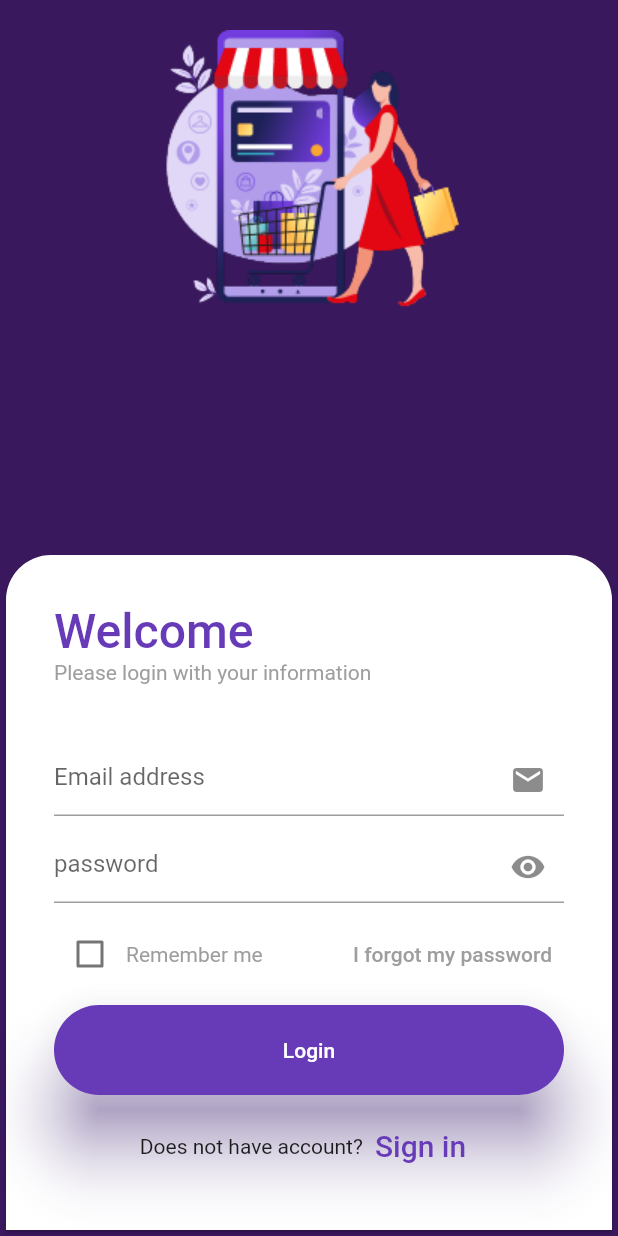
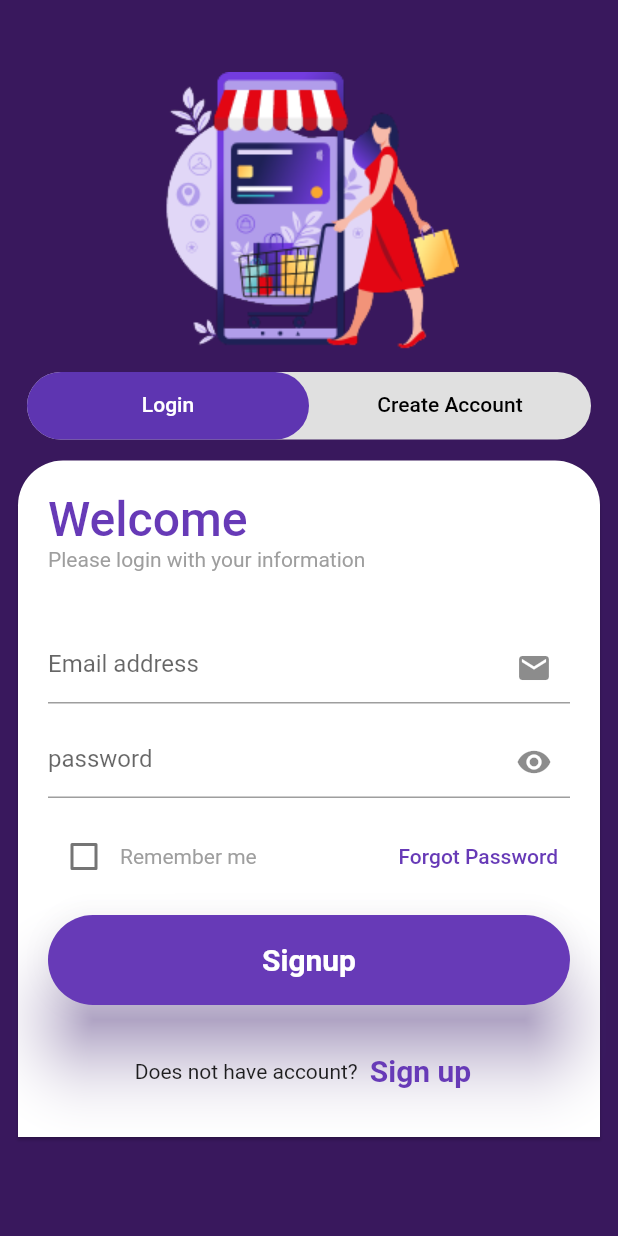
Before and after one commit to Fatma-abdelghany/ShoppingLogin, a Flutter app: the screen it shows after launch, on a phone screen of 412 x 824 dp. Run offline on Flutter 3.47's test engine with Material 2 defaults, Android fonts, the phone set to English and light mode, and no system bars.

Commit message:
initial commit Shopping App Login Shopping with Login And SignUp

```diff
--- a/lib/Screens/login.dart
+++ b/lib/Screens/login.dart
@@ -34,7 +34,7 @@ class _LoginState extends State<Login> {
         backgroundColor: Colors.transparent,
         body: Stack(
           children: [
-            Positioned(top: 20,child:buildTop(context) ),
+            Positioned(top: 70,child:buildTop(context) ),
             Positioned(bottom: 0,child: buildBottom(context))
           ],
         ),
@@ -48,8 +48,7 @@ Widget buildTop(context){
     width: MediaQuery.of(context).size.width,
     child: Column(
       children: [
-        Image.asset("assets/images/shoppingCover.png",
-          ),
+        Image.asset("assets/images/shoppingCover.png",),
         // const Text(
         //   "Let's Shopping",
         //   style: TextStyle(
--- /dev/null
+++ b/lib/Screens/loginSignUP.dart
@@ -0,0 +1,132 @@
+import 'package:flutter/material.dart';
+
+import 'package:shopping_app/widgets/myLoginForm.dart';
+import 'package:shopping_app/widgets/signupForm.dart';
+
+class LoginSignup extends StatefulWidget {
+  const LoginSignup({super.key});
+
+  @override
+  State<LoginSignup> createState() => _LoginSignupState();
+}
+
+TabController? _tabController;
+
+class _LoginSignupState extends State<LoginSignup>
+    with SingleTickerProviderStateMixin {
+  @override
+  void initState() {
+    // TODO: implement initState
+    _tabController = TabController(
+      length: 2,
+      vsync: this,
+    );
+
+    super.initState();
+  }
+
+  @override
+  Widget build(BuildContext context) {
+    return Scaffold(
+      //backgroundColor: Colors.transparent,
+      body: Container(
+        decoration: const BoxDecoration(
+          image: DecorationImage(
+            image: AssetImage("assets/images/bgColor.png"),
+            fit: BoxFit.cover,
+          ),
+        ),
+        child: Padding(
+          padding: const EdgeInsets.all(8.0),
+          child: Column(
+            // shrinkWrap: true,
+            mainAxisAlignment: MainAxisAlignment.center,
+            children: [
+              SizedBox(
+                height: 40,
+              ),
+
+              buildTopPart(context),
+              SizedBox(
+                height: 10,
+              ),
+
+              // tab bar view here
+              buildMyTabBar(),
+            ],
+          ),
+        ),
+      ),
+
+    );
+  }
+
+  Widget buildTopPart(context) {
+    return Container(
+      width: MediaQuery
+          .of(context)
+          .size
+          .width,
+      child: Column(
+        children: [
+          Image.asset(
+            "assets/images/shoppingCover.png",
+          ),
+          DesignTabs(),
+        ],
+      ),
+    );
+  }
+
+  Container DesignTabs() {
+    return Container(
+      margin: EdgeInsets.symmetric(horizontal: 10.0),
+
+      height: 45,
+      decoration: BoxDecoration(
+        color: Colors.grey[300],
+        borderRadius: BorderRadius.circular(
+          25.0,
+        ),
+      ),
+      child: TabBar(
+        controller: _tabController,
+        // give the indicator a decoration (color and border radius)
+        indicator: BoxDecoration(
+          borderRadius: BorderRadius.circular(
+            25.0,
+          ),
+          color: Colors.deepPurple[600],
+        ),
+        labelColor: Colors.white,
+        unselectedLabelColor: Colors.black,
+        tabs: [
+          // first tab [you can add an icon using the icon property]
+          Tab(
+            text: 'Login',
+          ),
+
+          // second tab [you can add an icon using the icon property]
+          Tab(
+            text: 'Create Account',
+          ),
+        ],
+      ),
+    );
+  }
+
+  Expanded buildMyTabBar() {
+    return Expanded(
+      child: TabBarView(
+        controller: _tabController,
+        children: [
+          //buildLoginForm(),
+          MyLoginForm(),
+
+          // second tab bar view widget
+          SignUpForm()
+        ],
+      ),
+    );
+  }
+}
--- a/lib/main.dart
+++ b/lib/main.dart
@@ -1,4 +1,5 @@
 import 'package:flutter/material.dart';
+import 'package:shopping_app/Screens/loginSignUP.dart';
 
 import 'Screens/login.dart';
 
@@ -20,7 +21,8 @@ class MyApp extends StatelessWidget {
         // colorScheme: ColorScheme.fromSeed(seedColor: Colors.deepPurple),
         // useMaterial3: true,
       ),
-      home: Login(),
+      //home: Login(),
+      home: LoginSignup(),
     );
   }
 }
--- a/lib/widgets/customButton.dart
+++ b/lib/widgets/customButton.dart
@@ -17,7 +17,8 @@ class CustomButton extends StatelessWidget {
         shadowColor: Theme.of(context).primaryColor,
         minimumSize: const Size.fromHeight(60),
       ),
-      child:  Text(text),
+      child:  Text(text,      style: const TextStyle(fontSize: 20,fontWeight: FontWeight.bold),
+      ),
     );
   }
 }
--- a/lib/widgets/loginForm.dart
+++ b/lib/widgets/loginForm.dart
@@ -52,8 +52,8 @@ class LoginForm extends StatelessWidget {
              const Text('Does not have account?'),
             TextButton(
               child: const Text(
-                'Sign in',
-                style: TextStyle(fontSize: 20),
+                'Sign up',
+                style: TextStyle(fontSize: 20,fontWeight: FontWeight.bold),
               ),
               onPressed: () {
                 //signup screen
--- /dev/null
+++ b/lib/widgets/myLoginForm.dart
@@ -0,0 +1,89 @@
+import 'package:flutter/material.dart';
+import 'package:shopping_app/widgets/rememberForget.dart';
+
+import 'customButton.dart';
+import 'customTextField.dart';
+import 'greyText.dart';
+class MyLoginForm extends StatefulWidget {
+  const MyLoginForm({super.key});
+
+  @override
+  State<MyLoginForm> createState() => _MyLoginFormState();
+}
+
+class _MyLoginFormState extends State<MyLoginForm> {
+  TextEditingController EmailController= TextEditingController();
+  TextEditingController PasswordController= TextEditingController();
+
+  @override
+  Widget build(BuildContext context) {
+    return SingleChildScrollView(
+      child: Container(
+        width: MediaQuery.of(context).size.width,
+        child: Card(
+          shape: RoundedRectangleBorder(
+              borderRadius: BorderRadius.only(
+                topLeft: Radius.circular(30),
+                topRight: Radius.circular(30),
+              )),
+          child: Padding(
+            padding: const EdgeInsets.all(20.0),
+            child: Column(
+              crossAxisAlignment: CrossAxisAlignment.start,
+              children: [
+                Text(
+                  "Welcome",
+                  style: TextStyle(
+                      color: Theme.of(context).primaryColor, fontSize: 32, fontWeight: FontWeight.w500),
+                ),
+                GreyText(text:"Please login with your information",),
+                const SizedBox(height: 40),
+
+                CustomTextField(
+                    Controller: EmailController,
+                    isPassword: false,
+                    hint: "Email address",
+                    mySuffixIcon: Icon(Icons.mail),
+                    type:TextInputType.emailAddress
+
+                ),
+                const SizedBox(height: 15),
+
+                CustomTextField(
+                    Controller: PasswordController,
+                    isPassword: true,
+                    hint: "password",
+                    mySuffixIcon: Icon(Icons.remove_red_eye),
+                    type:TextInputType.visiblePassword
+
+                ),
+                const SizedBox(height: 15),
+                BuildRememberForget(),
+                const SizedBox(height: 15),
+
+                CustomButton(text:"Signup"),
+                const SizedBox(height: 20),
+                Row(
+                  mainAxisAlignment: MainAxisAlignment.center,
+                  children:[
+                    const Text('Does not have account?'),
+                    TextButton(
+                      child: const Text(
+                        'Sign up',
+                        style: TextStyle(fontSize: 20,fontWeight: FontWeight.bold),
+                      ),
+                      onPressed: () {
+                        //signup screen
+                      },
+                    )
+                  ],
+                ),
+
+              ],
+            ),
+          ),
+        ),
+      ),
+    );
+  }
+}
--- a/lib/widgets/rememberForget.dart
+++ b/lib/widgets/rememberForget.dart
@@ -29,7 +29,7 @@ class _BuildRememberForgetState extends State<BuildRememberForget> {
           ],
         ),
         TextButton(
-            onPressed: () {}, child: GreyText(text:"I forgot my password"))
+            onPressed: () {}, child: Text("Forgot Password",style: TextStyle(color: Colors.deepPurple),))
       ],
     );
   }
```
Also changed, not shown: lib/widgets/signupForm.dart (added, +88 -0 lines).
